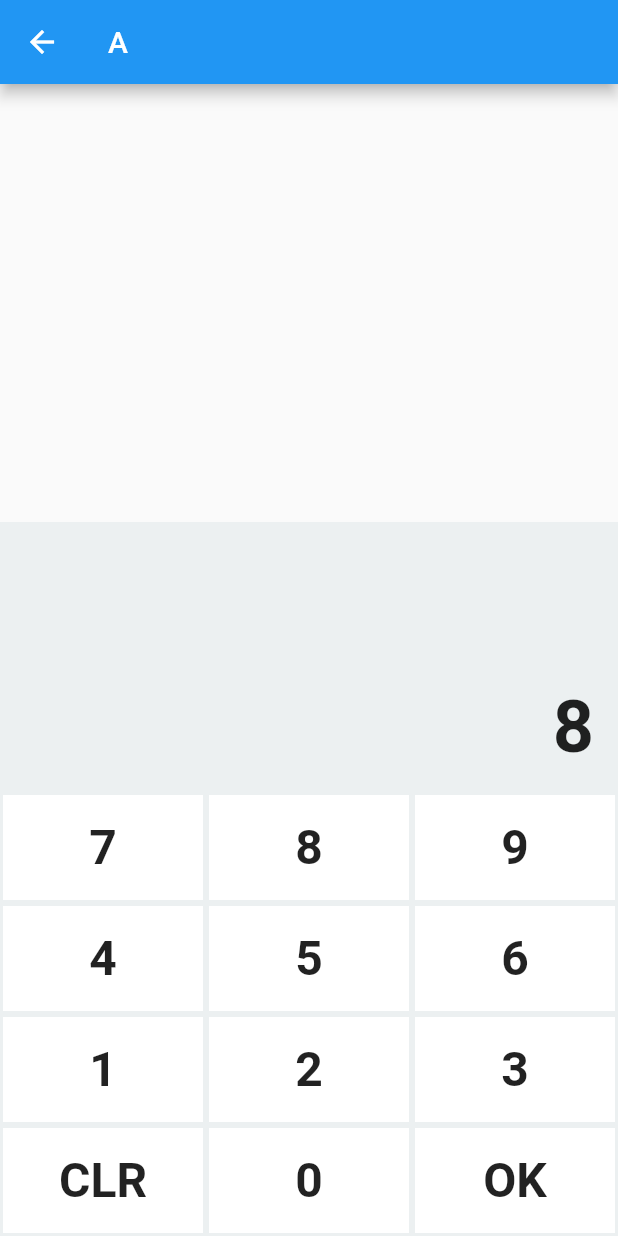
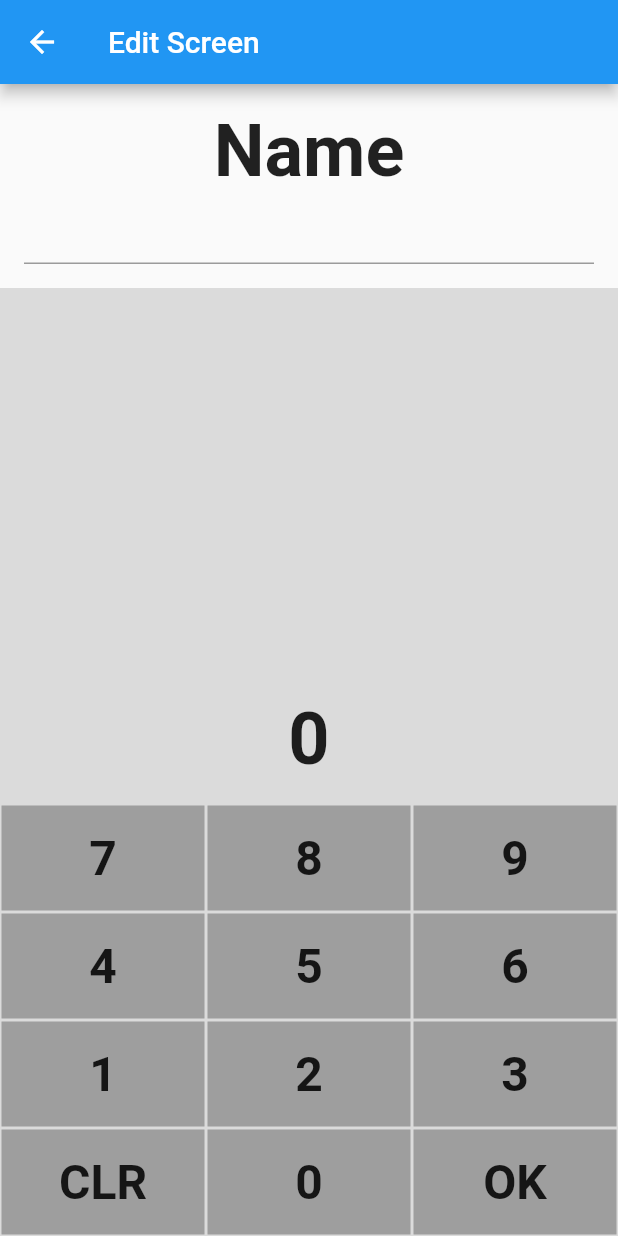
Before and after one commit to nasroon/Mid-flutter, a Flutter app: the screen it shows after launch, after a tap on the "plus one" icon, on a phone screen of 412 x 824 dp. Run offline on Flutter 3.47's test engine with Material 2 defaults, Android fonts, the phone set to English and light mode, and no system bars.

Commit message:
4th commit

```diff
--- a/Downloads/mid/lib/edit_screen.dart
+++ b/Downloads/mid/lib/edit_screen.dart
@@ -1,71 +1,203 @@
 import 'package:flutter/material.dart';
 
-class EditScreen extends StatelessWidget {
+class EditScreen extends StatefulWidget {
+  EditScreen({Key key, this.title}) : super(key: key);
+  final String title;
+
+  @override
+  _EditScreenState createState() => _EditScreenState();
+}
+
+class _EditScreenState extends State<EditScreen> {
+  String answer;
+  TextEditingController controller = TextEditingController();
+  @override
+  void initState() {
+    answer = "0";
+    super.initState();
+  }
+
   @override
   Widget build(BuildContext context) {
     return Scaffold(
+      resizeToAvoidBottomPadding: false,
       appBar: AppBar(
-        title: Text("A"),
+        title: Text("Edit Screen"),
       ),
-      body: Column(
-        mainAxisAlignment: MainAxisAlignment.end,
-        children: <Widget>[buildAnswerWidget(), buildNumPadWidget()],
+      body: Container(
+          child: Column(
+        mainAxisSize: MainAxisSize.max,
+        children: <Widget>[
+          buildName(),
+          buildAnswerWidget(),
+          buildNumPadWidget()
+        ],
+      )),
+    );
+  }
+
+  Widget buildName() {
+    return Padding(
+      padding: const EdgeInsets.all(16.0),
+      child: Column(
+        children: <Widget>[
+          Text("Name",
+              style: TextStyle(fontSize: 48, fontWeight: FontWeight.bold)),
+          TextField(
+            controller: controller,
+          )
+        ],
       ),
     );
   }
 
   Widget buildAnswerWidget() {
-    return Container(
+    return Expanded(
+        child: Container(
             padding: EdgeInsets.all(16),
-        constraints: BoxConstraints.expand(height: 180),
-        color: Color(0xffecf0f1),
+            color: Color(0xffdbdbdb),
             child: Align(
-            alignment: Alignment.bottomRight,
-            child: Column(mainAxisSize: MainAxisSize.min, children: <Widget>[
-              Text("8",
-                  style: TextStyle(fontSize: 48, fontWeight: FontWeight.bold))
-            ])));
+                alignment: Alignment.bottomCenter,
+                child: Column(
+                    crossAxisAlignment: CrossAxisAlignment.end,
+                    mainAxisSize: MainAxisSize.min,
+                    children: <Widget>[
+                      Text(answer,
+                          style: TextStyle(
+                              fontSize: 48, fontWeight: FontWeight.bold))
+                    ]))));
   }
 
   Widget buildNumPadWidget() {
     return Container(
-        color: Color(0xffecf0f1),
+        color: Color(0xffdbdbdb),
         child: Column(
           mainAxisSize: MainAxisSize.max,
           children: <Widget>[
             Row(children: <Widget>[
-              buildNumberButton("7"),
-              buildNumberButton("8"),
-              buildNumberButton("9"),
+              buildNumberButton("7", onTap: () {
+                addNumberToAnswer(7);
+              }),
+              buildNumberButton("8", onTap: () {
+                addNumberToAnswer(8);
+              }),
+              buildNumberButton("9", onTap: () {
+                addNumberToAnswer(9);
+              }),
             ]),
             Row(children: <Widget>[
-              buildNumberButton("4"),
-              buildNumberButton("5"),
-              buildNumberButton("6"),
+              buildNumberButton("4", onTap: () {
+                addNumberToAnswer(4);
+              }),
+              buildNumberButton("5", onTap: () {
+                addNumberToAnswer(5);
+              }),
+              buildNumberButton("6", onTap: () {
+                addNumberToAnswer(6);
+              }),
             ]),
             Row(children: <Widget>[
-              buildNumberButton("1"),
-              buildNumberButton("2"),
-              buildNumberButton("3"),
+              buildNumberButton("1", onTap: () {
+                addNumberToAnswer(1);
+              }),
+              buildNumberButton("2", onTap: () {
+                addNumberToAnswer(2);
+              }),
+              buildNumberButton("3", onTap: () {
+                addNumberToAnswer(3);
+              }),
             ]),
             Row(children: <Widget>[
-              buildNumberButton("CLR"),
-              buildNumberButton("0"),
-              buildNumberButton("OK"),
+              buildNumberButton("CLR", onTap: () {
+                clearAnswer();
+              }),
+              buildNumberButton("0", onTap: () {
+                addNumberToAnswer(0);
+              }),
+              buildNumberButton("OK", onTap: () {
+                confirmNumber();
+              }),
             ]),
           ],
         ));
   }
 
-  Expanded buildNumberButton(String str) {
-    return Expanded(
+  void confirmNumber() {
+    Widget cancelButton = FlatButton(
+      child: Text("Cancel"),
+      onPressed: () => Navigator.pop(context, "Back"),
+    );
+    Widget continueButton = FlatButton(
+      child: Text("Continue"),
+      onPressed: () {},
+    );
+
+    // set up the AlertDialog
+    AlertDialog alert = AlertDialog(
+      title: Text("Notification"),
+      content: new RichText(
+        text: TextSpan(
+        style: TextStyle(color: Colors.black),
+        children: <TextSpan>[
+          TextSpan(text: 'Are you sure to add new List?\n'),
+          TextSpan(text: '\nName: ', style: TextStyle(fontWeight: FontWeight.bold)),
+          TextSpan(text: '${controller.text}'),
+          TextSpan(text: '\nScore: ', style: TextStyle(fontWeight: FontWeight.bold)),
+          TextSpan(text: '$answer'),
+        ],
+      ),
+      ),
+      actions: [
+        cancelButton,
+        continueButton,
+      ],
+    );
+
+    // show the dialog
+    showDialog(
+      context: context,
+      builder: (BuildContext context) {
+        return alert;
+      },
+    );
+  }
+
+  void clearAnswer() {
+    setState(() {
+      answer = "0";
+    });
+  }
+
+  void addNumberToAnswer(int number) {
+    setState(() {
+      if (number == 0 && answer == "0") {
+        // Not do anything.
+      } else if (number != 0 && answer == "0") {
+        answer = number.toString();
+      } else {
+        answer += number.toString();
+      }
+    });
+  }
+
+  Widget buildNumberButton(String str,
+      {@required Function() onTap, bool numberButton = true}) {
+    Widget widget;
+    widget = Container(
+        margin: EdgeInsets.all(1),
+        child: Material(
+            color: Colors.grey,
+            child: InkWell(
+                onTap: onTap,
+                splashColor: Colors.blue,
                 child: Container(
-            margin: EdgeInsets.all(2),
-            color: Colors.white,
                     height: 70,
                     child: Center(
                         child: Text(str,
                             style: TextStyle(
-                        fontSize: 32, fontWeight: FontWeight.bold)))));
+                                fontSize: 32,
+                                fontWeight: FontWeight.bold)))))));
+
+    return Expanded(child: widget);
   }
 }
--- a/Downloads/mid/lib/home_screen.dart
+++ b/Downloads/mid/lib/home_screen.dart
@@ -1,5 +1,6 @@
 import 'package:flutter/material.dart';
 import 'package:mid/config/routes.dart';
+import 'package:mid/show_screen.dart';
 
 List<Map> student = [
   {"name": "JJ", "score": "80"},
@@ -7,7 +8,6 @@ List<Map> student = [
   {"name": "Geng", "score": "85"},
   {"name": "John", "score": "60"}
 ];
-
 
 class HomeScreen extends StatelessWidget {
   @override
@@ -20,12 +20,17 @@ class HomeScreen extends StatelessWidget {
         padding: const EdgeInsets.all(8),
         children: <Widget>[
           for (int index = 0; index < student.length; index++)
-              ListTile(
-                leading: Text("${index+1}"),
+            GestureDetector(
+              onTap: () => {
+                Navigator.of(context).pushNamed(AppRoutes.show, arguments: ShowParameter(student[index]["name"],student[index]["score"]))
+              },
+              child: ListTile(
+                leading: Text("${index + 1}"),
                 title: Text("${student[index]["name"]}"),
                 trailing: Text(
                   "${student[index]["score"]}",
                   style: TextStyle(fontSize: 40, fontWeight: FontWeight.bold),
+                ),
               ),
             ),
         ],
@@ -36,6 +41,7 @@ class HomeScreen extends StatelessWidget {
         },
         child: Icon(Icons.plus_one),
         backgroundColor: Colors.green,
-      ),);
+      ),
+    );
   }
 }
--- a/Downloads/mid/lib/main.dart
+++ b/Downloads/mid/lib/main.dart
@@ -16,10 +16,20 @@ class MyApp extends StatelessWidget {
       title: "navigator",
       routes: {
         AppRoutes.home: (context) => HomeScreen(),
-        AppRoutes.show: (context) => ShowScreen(),
+        //AppRoutes.show: (context) => ShowScreen(),
         AppRoutes.edit: (context) => EditScreen()
-
       },
+      onGenerateRoute: _registerRWP,
     );
   }
+
+  Route _registerRWP(RouteSettings settings){
+    if(settings.name == AppRoutes.show){
+      return MaterialPageRoute(builder: (context){
+        ShowParameter param = settings.arguments;
+        return ShowScreen(name: param.name, score: param.score);
+      });
+    }
+  }
+
 }
--- a/Downloads/mid/lib/show_screen.dart
+++ b/Downloads/mid/lib/show_screen.dart
@@ -1,10 +1,37 @@
 import 'package:flutter/material.dart';
 
-class ShowScreen extends StatelessWidget {
+class ShowParameter {
+  final String name, score;
+  const ShowParameter(this.name, this.score);
+}
+
+class ShowScreen extends StatefulWidget {
+  final String name, score;
+  ShowScreen({this.name, this.score});
+
+  @override
+  _ShowScreenState createState() => _ShowScreenState();
+}
+
+class _ShowScreenState extends State<ShowScreen> {
   @override
   Widget build(BuildContext context) {
     return Scaffold(
-
-    );
+        appBar: AppBar(
+          title: Text("Show Screen"),
+        ),
+        body: ListView(
+          padding: const EdgeInsets.all(8),
+          children: <Widget>[
+              ListTile(
+                leading: Text("1"),
+                title: Text(widget.name),
+                trailing: Text(
+                  widget.score,
+                  style: TextStyle(fontSize: 40, fontWeight: FontWeight.bold),
+                ),
+              ),
+          ],
+        ),);
   }
 }
```
Lines whose indentation alone changed are shown as unchanged.
